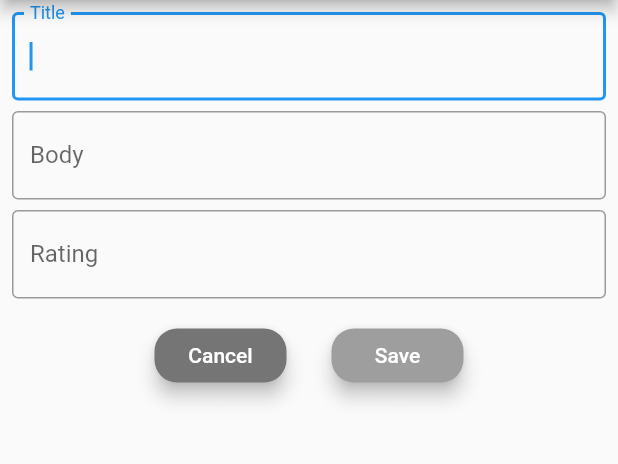
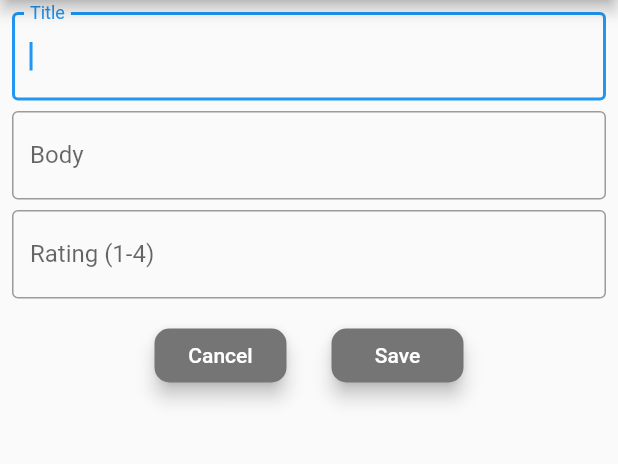
Before and after one commit to pstumbaugh/journalNew, a Flutter app: the FormButton screen opened by its route, on a phone screen of 412 x 824 dp, the part 84-548 px from its top. Run offline on Flutter 3.47's test engine with Material 2 defaults, Android fonts, the phone set to English and light mode, and no system bars; our stand-ins replace shared_preferences, sqflite; accounts and stored records are empty.

Commit message:
creating imports.dart

```diff
--- a/journal2/lib/db/journal_entry_dto.dart
+++ b/journal2/lib/db/journal_entry_dto.dart
@@ -1,3 +1,5 @@
+import '../imports.dart';
+
 class JournalEntryDTO {
   int rate;
   String title;
--- a/journal2/lib/models/journal.dart
+++ b/journal2/lib/models/journal.dart
@@ -1,4 +1,4 @@
-import '../models/jorunal_entry.dart';
+import '../imports.dart';
 
 class Journal {
   List<JournalEntry> entries = [];
--- a/journal2/lib/models/jorunal_entry.dart
+++ b/journal2/lib/models/journal_entry.dart
@@ -1,3 +1,5 @@
+import '../imports.dart';
+
 class JournalEntry {
   final String title;
   final String body;
--- a/journal2/lib/models/theme_data.dart
+++ b/journal2/lib/models/theme_data.dart
@@ -1,5 +1,4 @@
-import 'package:flutter/material.dart';
-import 'package:shared_preferences/shared_preferences.dart';
+import '../imports.dart';
 
 class ThemeModel {
   final key;
--- a/journal2/lib/screens/form_button.dart
+++ b/journal2/lib/screens/form_button.dart
@@ -1,6 +1,4 @@
-import "package:flutter/material.dart";
-import '../widgets/journal_entry_form.dart';
-import '../widgets/journal_scaffold.dart';
+import '../imports.dart';
 
 class FormButton extends StatelessWidget {
   static const route = '/formButton';
--- a/journal2/lib/screens/welcome.dart
+++ b/journal2/lib/screens/welcome.dart
@@ -1,4 +1,4 @@
-import 'package:flutter/material.dart';
+import '../imports.dart';
 
 class Welcome extends StatefulWidget {
   @override
--- a/journal2/lib/widgets/journal_drawer.dart
+++ b/journal2/lib/widgets/journal_drawer.dart
@@ -1,4 +1,4 @@
-import 'package:flutter/material.dart';
+import '../imports.dart';
 
 class ThemeDrawer extends StatefulWidget {
   final body;
--- a/journal2/lib/widgets/journal_entry_display.dart
+++ b/journal2/lib/widgets/journal_entry_display.dart
@@ -1,4 +1,4 @@
-import 'package:flutter/material.dart';
+import '../imports.dart';
 
 class EntryDisplay extends StatelessWidget {
   final data;
--- a/journal2/lib/widgets/journal_entry_form.dart
+++ b/journal2/lib/widgets/journal_entry_form.dart
@@ -1,11 +1,6 @@
-import 'package:flutter/material.dart';
-import 'package:flutter/services.dart';
 import 'package:intl/intl.dart';
 
-import '../db/db_manager.dart';
-import '../db/journal_entry_dto.dart';
-
-import '../models/jorunal_entry.dart';
+import '../imports.dart';
 
 class EntryForm extends StatefulWidget {
   final entry = JournalEntry();
@@ -29,13 +24,14 @@ class _EntryFormState extends State<EntryForm> {
         key: _formkey,
         child: Column(
           children: <Widget>[
-            entryFieldText(label: 'Title'),
-            entryFieldText(label: 'Body'),
-            entryFieldInt(label: 'Rating'),
+            newTextEntry(label: 'Title'),
+            newTextEntry(label: 'Body'),
+            newIntEntry(label: 'Rating (1-4)'),
             Row(
               mainAxisAlignment: MainAxisAlignment.center,
               children: <Widget>[
                 form_button(
+                    //cancel button - goes back to page before (pop)
                     label: "Cancel",
                     color: Colors.grey[600],
                     pressFunc: () {
@@ -43,7 +39,7 @@ class _EntryFormState extends State<EntryForm> {
                     }),
                 form_button(
                     label: "Save",
-                    color: Colors.grey,
+                    color: Colors.grey[600],
                     pressFunc: () {
                       pressSave();
                     }),
@@ -55,7 +51,7 @@ class _EntryFormState extends State<EntryForm> {
     );
   }
 
-  Widget entryFieldText({label}) {
+  Widget newTextEntry({label}) {
     return Padding(
       padding: const EdgeInsets.fromLTRB(0, 0, 0, 7),
       child: TextFormField(
@@ -80,11 +76,11 @@ class _EntryFormState extends State<EntryForm> {
     );
   }
 
-  Widget entryFieldInt({label}) {
+  Widget newIntEntry({label}) {
+    String dropdownValue = label;
     return Padding(
       padding: const EdgeInsets.fromLTRB(0, 0, 0, 7),
       child: TextFormField(
-        autovalidate: false,
         autofocus: true,
         decoration: InputDecoration(
           labelText: label,
@@ -110,10 +106,11 @@ class _EntryFormState extends State<EntryForm> {
       padding: const EdgeInsets.fromLTRB(15, 7, 15, 0),
       child: RaisedButton(
         shape: RoundedRectangleBorder(
-          borderRadius: BorderRadius.circular(15),
+          borderRadius: BorderRadius.circular(10),
         ),
         elevation: 5,
         onPressed: pressFunc,
+        splashColor: Colors.blue,
         child: Text(label, style: TextStyle(color: Colors.white)),
         color: color,
       ),
@@ -133,7 +130,6 @@ class _EntryFormState extends State<EntryForm> {
       return "Please input $label";
     }
     int value = int.tryParse(val);
-    print(value);
     if (value < 1 || value > 4) {
       return 'Please input $label 1 ~ 4';
     } else {
--- a/journal2/lib/widgets/journal_scaffold.dart
+++ b/journal2/lib/widgets/journal_scaffold.dart
@@ -1,6 +1,6 @@
 import 'package:flutter/material.dart';
 
-import '../widgets/journal_drawer.dart';
+import '../imports.dart';
 
 class JournalScaffold extends StatefulWidget {
   static const route = '/';
```
Also changed, not shown: journal2/lib/app.dart (+1 -6 lines), journal2/lib/db/databaseSetup.dart (renamed from journal2/lib/db/db_manager.dart, +1 -6 lines), journal2/lib/imports.dart (added, +19 -0 lines), journal2/lib/main.dart (+1 -6 lines), journal2/lib/screens/journal_entries.dart (renamed from journal2/lib/screens/jorunal_entries.dart, +1 -15 lines), journal2/lib/screens/new_entry.dart (+1 -7 lines), 3 other files.
